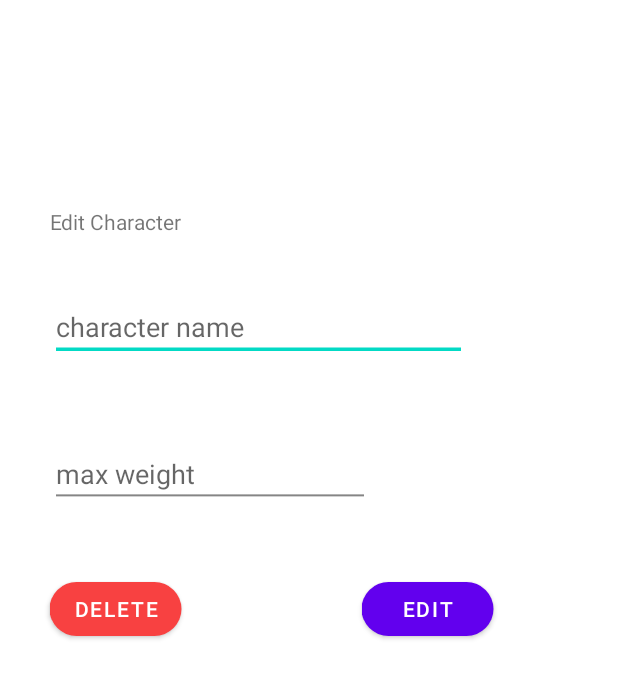
After one commit to frankbrg/roleplay-management, an Android app: the layout activity_edit_character.xml on its own in the app's theme, with its tools: preview values and no code run, on a phone screen of 412 x 824 dp. The commit adds this screen. Shown: the top 678 px of the screen. Run offline under Robolectric (Android 15) with nearby library versions, the phone set to English and light mode, and no system bars.

Commit message:
edit layout + icones edit et delete

```diff
--- a/app/build.gradle
+++ b/app/build.gradle
@@ -33,6 +33,7 @@ dependencies {
     implementation 'androidx.appcompat:appcompat:1.1.0'
     implementation 'com.google.android.material:material:1.1.0'
     implementation 'androidx.constraintlayout:constraintlayout:1.1.3'
+    implementation 'androidx.legacy:legacy-support-v4:1.0.0'
     testImplementation 'junit:junit:4.+'
     androidTestImplementation 'androidx.test.ext:junit:1.1.1'
     androidTestImplementation 'androidx.test.espresso:espresso-core:3.2.0'
--- a/app/src/main/java/com/example/roleplaymanagement/MainActivity.java
+++ b/app/src/main/java/com/example/roleplaymanagement/MainActivity.java
@@ -3,6 +3,8 @@ package com.example.roleplaymanagement;
 import androidx.appcompat.app.AppCompatActivity;
 
 import android.os.Bundle;
+
+import com.example.roleplaymanagement.tests.Character;
 
 public class MainActivity extends AppCompatActivity {
 
@@ -11,5 +13,9 @@ public class MainActivity extends AppCompatActivity {
 
         super.onCreate(savedInstanceState);
         setContentView(R.layout.activity_main);
+
+        Character character = new Character("fisty", 152);
+
+        System.out.println(character);
     }
 }
--- /dev/null
+++ b/app/src/main/java/com/example/roleplaymanagement/tests/Character.java
@@ -0,0 +1,12 @@
+package com.example.roleplaymanagement.tests;
+
+public class Character {
+    private String name;
+    private int age;
+
+    public Character(String name, int age){
+        this.name = name;
+        this.age = age;
+    }y
+
+}
--- /dev/null
+++ b/app/src/main/java/inventory/Inventory.java
@@ -0,0 +1,6 @@
+package inventory;
+
+public class Inventory {
+    private String owner;
+    private int capacity;
+}
--- /dev/null
+++ b/app/src/main/res/layout/activity_edit_character.xml
@@ -0,0 +1,59 @@
+<?xml version="1.0" encoding="utf-8"?>
+<androidx.coordinatorlayout.widget.CoordinatorLayout xmlns:android="http://schemas.android.com/apk/res/android"
+    xmlns:tools="http://schemas.android.com/tools"
+    xmlns:app="http://schemas.android.com/apk/res-auto"
+
+
+    android:layout_width="match_parent"
+    android:layout_height="match_parent">
+
+    <TextView
+        android:id="@+id/textView7"
+        android:layout_width="wrap_content"
+        android:layout_height="wrap_content"
+        android:text="Edit Character"
+        android:translationX="33dp"
+        android:translationY="138dp" />
+
+    <com.google.android.material.textfield.TextInputLayout
+        android:layout_width="match_parent"
+        android:layout_height="wrap_content">
+
+    </com.google.android.material.textfield.TextInputLayout>
+
+    <com.google.android.material.textfield.TextInputEditText
+        android:layout_width="278dp"
+        android:layout_height="wrap_content"
+        android:hint="character name"
+        android:translationX="33dp"
+        android:translationY="195dp" />
+
+    <EditText
+        android:id="@+id/editTextNumber"
+        android:layout_width="wrap_content"
+        android:layout_height="wrap_content"
+        android:ems="10"
+        android:hint="max weight"
+        android:inputType="number"
+        android:translationX="33dp"
+        android:translationY="293dp" />
+
+    <Button
+        android:id="@+id/button"
+        android:layout_width="wrap_content"
+        android:layout_height="wrap_content"
+        android:text="Delete"
+        android:translationX="33dp"
+        android:translationY="382dp"
+        app:backgroundTint="#F84141"
+        app:cornerRadius="50dp" />
+
+    <Button
+        android:id="@+id/button2"
+        android:layout_width="wrap_content"
+        android:layout_height="wrap_content"
+        android:text="Edit"
+        android:translationX="241dp"
+        android:translationY="382dp"
+        app:cornerRadius="50dp" />
+</androidx.coordinatorlayout.widget.CoordinatorLayout>
--- /dev/null
+++ b/app/src/main/res/layout/activity_edit_item.xml
@@ -0,0 +1,6 @@
+<?xml version="1.0" encoding="utf-8"?>
+<androidx.constraintlayout.widget.ConstraintLayout xmlns:android="http://schemas.android.com/apk/res/android"
+    android:layout_width="match_parent"
+    android:layout_height="match_parent">
+
+</androidx.constraintlayout.widget.ConstraintLayout>
```
